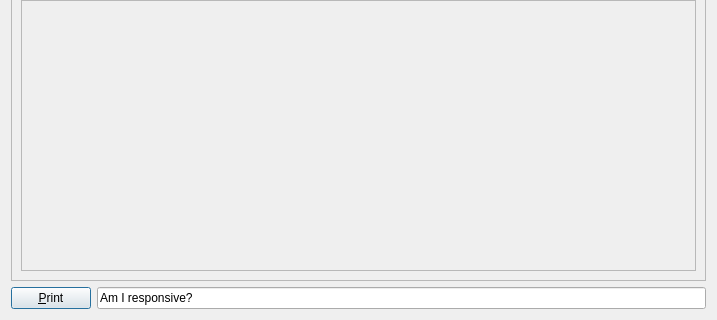
Qt form Projects/ProjectBrainweaver/qtpvdbprintconceptmapdialog.ui (richelbilderbeek/ProjectRichelBilderbeek) before a commit; both pictures show x 0 to 717 and y 359 to 679 of the 717 by 679 pixel window.
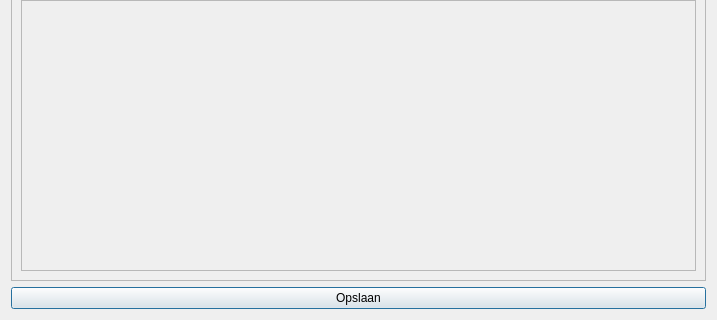
The same form after that commit. Icons and pictures are not drawn.

Patch:
```diff
--- a/Projects/ProjectBrainweaver/qtpvdbprintconceptmapdialog.ui
+++ b/Projects/ProjectBrainweaver/qtpvdbprintconceptmapdialog.ui
@@ -112,14 +112,7 @@
      <item>
       <widget class="QPushButton" name="button_print">
        <property name="text">
-        <string>&amp;Print</string>
-       </property>
-      </widget>
-     </item>
-     <item>
-      <widget class="QLineEdit" name="lineEdit">
-       <property name="text">
-        <string>Am I responsive?</string>
+        <string>Opslaan</string>
        </property>
       </widget>
      </item>
```
Left out of the diff: 2 changed lines with no effect on the pictures.
